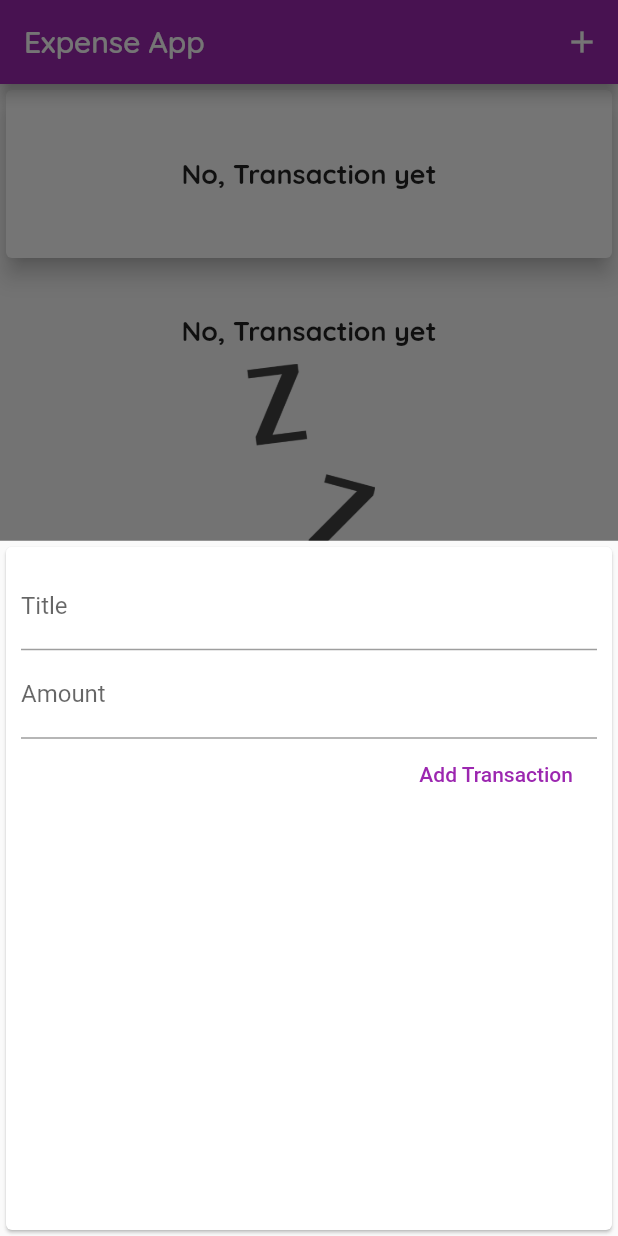
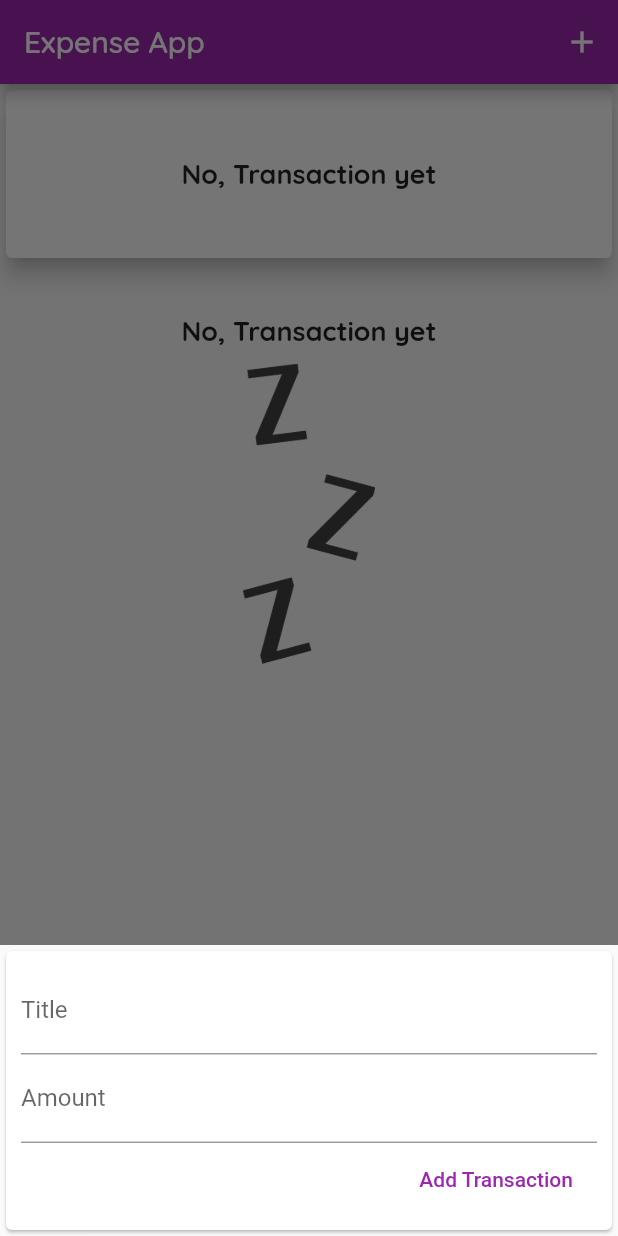
Before and after one commit to iamusamaiqbal/ExpenseApp, a Flutter app: the screen it shows after launch, after a tap on the "add" icon, on a phone screen of 412 x 824 dp. Run offline on Flutter 3.47's test engine with Material 2 defaults, Android fonts, the phone set to English and light mode, and no system bars.

Commit message:
Error Fixes

```diff
--- a/lib/main.dart
+++ b/lib/main.dart
@@ -11,6 +11,7 @@ class MyApp extends StatelessWidget {
   Widget build(BuildContext context) {
     return MaterialApp(
       title: 'Flutter Demo',
+      debugShowCheckedModeBanner: false,
       theme: ThemeData(
         primarySwatch: Colors.purple,
         accentColor: Colors.yellowAccent,
--- a/lib/widgets/NewTransation.dart
+++ b/lib/widgets/NewTransation.dart
@@ -18,6 +18,7 @@ class _NewTransactionState extends State<NewTransaction> {
   @override
   Widget build(BuildContext context) {
     return Card(
+      child: SingleChildScrollView(
         child: Container(
           padding: EdgeInsets.all(10),
           child: Column(
@@ -48,6 +49,7 @@ class _NewTransactionState extends State<NewTransaction> {
             ],
           ),
         ),
+      ),
     );
   }
 }
```
Lines whose indentation alone changed are shown as unchanged.
